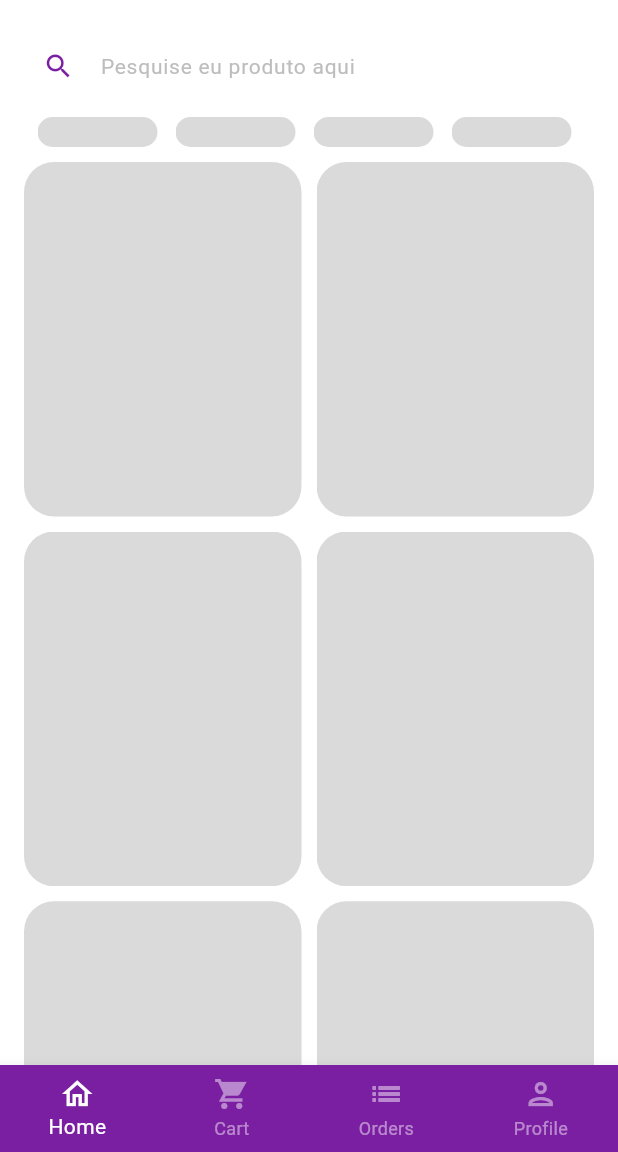
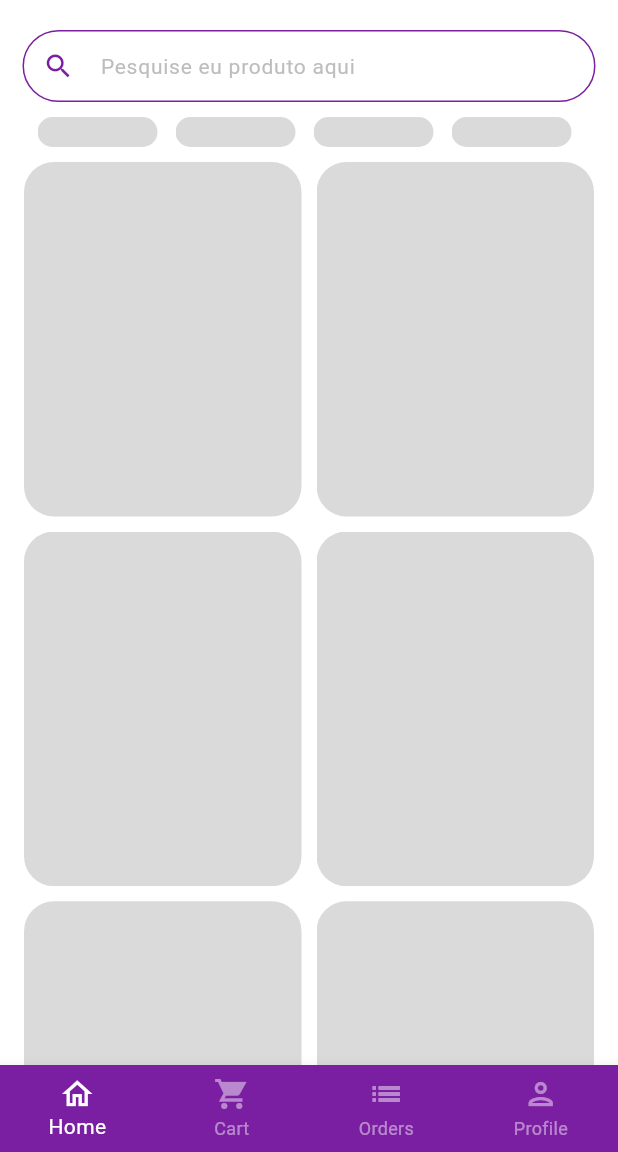
Before and after one commit to renatojoa/verdfrut, a Flutter app: the BaseScreen screen opened directly, on a phone screen of 412 x 824 dp, the part 84-1236 px from its top. Run offline on Flutter 3.47's test engine with Material 3 defaults, Android fonts, the phone set to English and light mode, and no system bars; drawn by our look-alikes of shimmer; our stand-ins replace animated_text_kit, mask_text_input_formatter, qr_flutter; missing offline and left inert: add_to_cart_animation.

Commit message:
Inclusão de ncm, melhorias no visual, e bugfix

```diff
--- a/lib/src/pages/base/base_screen.dart
+++ b/lib/src/pages/base/base_screen.dart
@@ -23,11 +23,13 @@ class _BaseScreenState extends State<BaseScreen> {
       body: PageView(
         physics: const NeverScrollableScrollPhysics(),
         controller: pageController,
-        children: const [
-          HomeTab(),
-          CartScreenView(),
-          OrderTab(),
-          ProfileScreen(),
+        children: [
+          const HomeTab(),
+          CartScreenView(
+            controller: pageController,
+          ),
+          const OrderTab(),
+          const ProfileScreen(),
         ],
       ),
       bottomNavigationBar: BottomNavigationBar(
--- a/lib/src/pages/home/components/category_tile.dart
+++ b/lib/src/pages/home/components/category_tile.dart
@@ -27,7 +27,7 @@ class CategoryTile extends StatelessWidget {
             decoration: BoxDecoration(
               borderRadius: BorderRadius.circular(10),
               color: isSelected
-                  ? CustomColors.customWhitechColor
+                  ? CustomColors.customGreenColor
                   : Colors.transparent,
             ),
             child: Text(
--- a/lib/src/pages/home/components/dialog_pix.dart
+++ b/lib/src/pages/home/components/dialog_pix.dart
@@ -61,7 +61,7 @@ class QrCodeView extends StatelessWidget {
               label: Text(
                 'Copiar Código Pix',
                 style: TextStyle(
-                  color: CustomColors.customWhitechColor,
+                  color: CustomColors.customPurpleColor,
                 ),
               ),
             ),
--- a/lib/src/pages/home/home_tab.dart
+++ b/lib/src/pages/home/home_tab.dart
@@ -1,6 +1,5 @@
 import 'package:add_to_cart_animation/add_to_cart_animation.dart';
 import 'package:flutter/material.dart';
-import 'package:greengroocer/controller/countCar_controller.dart';
 import 'package:greengroocer/src/components/custom_shimmer.dart';
 import 'package:greengroocer/src/config/custom_colors.dart';
 import 'package:greengroocer/src/pages/home/components/category_tile.dart';
@@ -38,11 +37,17 @@ class _HomeTabState extends State<HomeTab> {
 
   bool isLoading = false;
 
+void dispose() {
+  // Cancela cualquier temporizador o detiene cualquier animación aquí
+  // Esto asegura que no se realicen actualizaciones de estado después de que el widget haya sido eliminado
+  super.dispose();
+}
+
   @override
   void initState() {
     // TODO: implement initState
     super.initState();
-    Future.delayed(const Duration(seconds: 3), () {
+    Future.delayed(const Duration(seconds: 1), () {
       setState(() {
         isLoading = true;
         cartQuantityItems = countCart();
@@ -95,8 +100,8 @@ class _HomeTabState extends State<HomeTab> {
                               color: CustomColors.customPurpleColor),
                           badgeOptions: const BadgeOptions(
                               active: true,
-                            backgroundColor: Colors.red,
-                          ),
+                              backgroundColor: Colors.green,
+                              foregroundColor: Colors.white),
                         ),
                       )),
                 ],
@@ -124,6 +129,14 @@ class _HomeTabState extends State<HomeTab> {
                   decoration: InputDecoration(
                     filled: true,
                     fillColor: Colors.white,
+                    border: OutlineInputBorder(
+                        borderRadius: BorderRadius.circular(50),
+                        borderSide: BorderSide(
+                            color: CustomColors.customLightPurpleColor)),
+                    enabledBorder: OutlineInputBorder(
+                        borderRadius: BorderRadius.circular(50),
+                        borderSide:
+                            BorderSide(color: CustomColors.customPurpleColor)),
                     isDense: true,
                     hintText: 'Pesquise eu produto aqui',
                     hintStyle: TextStyle(
@@ -135,10 +148,7 @@ class _HomeTabState extends State<HomeTab> {
                       color: CustomColors.customPurpleColor,
                       size: 21,
                     ),
-                      border: OutlineInputBorder(
-                          borderRadius: BorderRadius.circular(60),
-                          borderSide: const BorderSide(
-                              width: 0, style: BorderStyle.none))),
+                  ),
                 ),
               ),
 
```
Also changed, not shown: lib/controller/countCar_controller.dart (deleted, +0 -7 lines), lib/src/config/app_data.dart (+12 -6 lines), lib/src/models/item_model.dart (+10 -7 lines), lib/src/pages/cart/cart_tab.dart (+73 -80 lines), lib/src/pages/home/components/ncm_modal.dart (added, +57 -0 lines), lib/src/pages/home/components/product_tile.dart (+46 -6 lines), pubspec.lock. Lines whose indentation alone changed are shown as unchanged.
